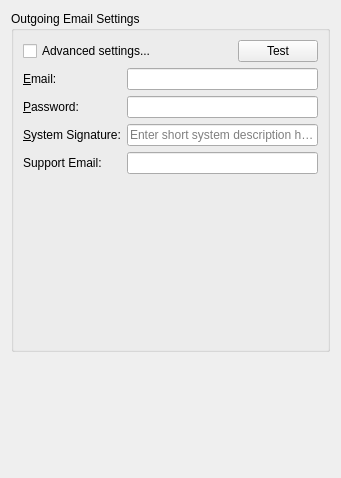
This is client/src/ui/widgets/settings/smtp_settings_widget.ui in networkoptix/nx_open as Qt 5 draws it before an edit. The edited form follows.
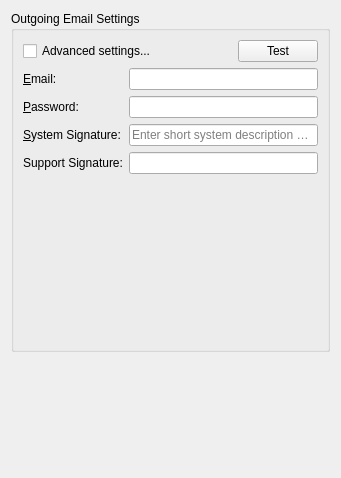
This is the edited form.

Commit message:
(Issue #3957) :  Support e-mail => Support
<==== Mercurial data ====>
Branch: master

The edit to the form file:
```diff
--- a/client/src/ui/widgets/settings/smtp_settings_widget.ui
+++ b/client/src/ui/widgets/settings/smtp_settings_widget.ui
@@ -143,7 +143,7 @@
           <item row="3" column="0">
            <widget class="QLabel" name="simpleSupportEmailLabel">
             <property name="text">
-             <string>Support Email:</string>
+             <string>Support Signature:</string>
             </property>
            </widget>
           </item>
```
Left out of the diff: 2 changed lines with no effect on the pictures. The commit also changes 2 other files.
